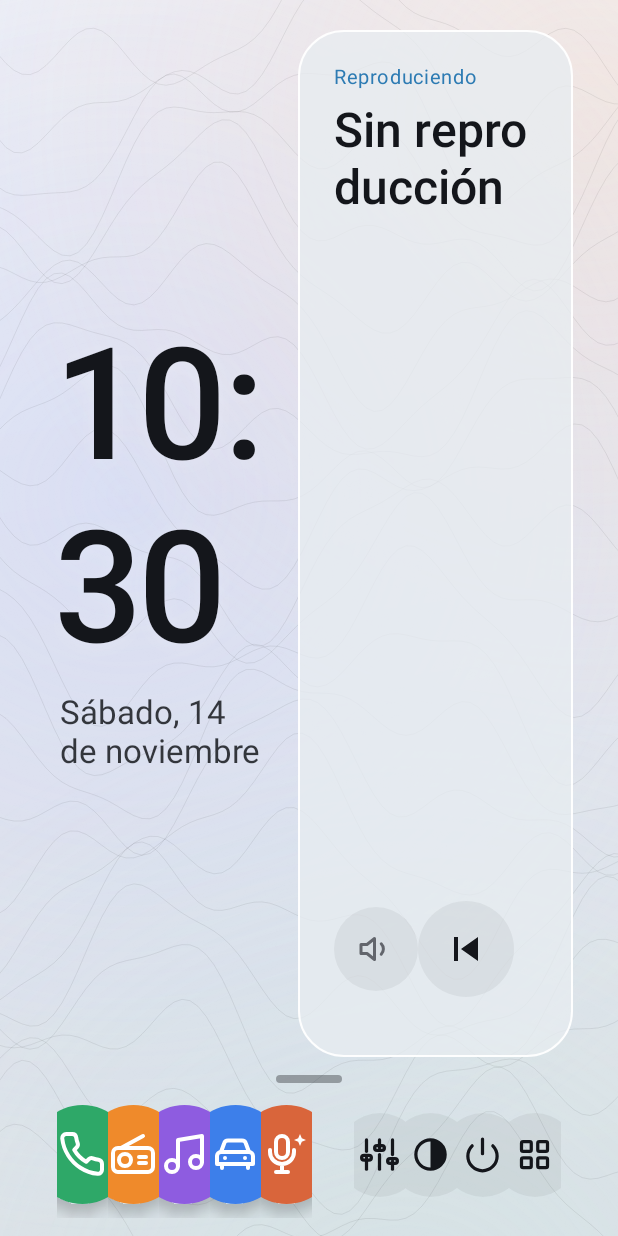
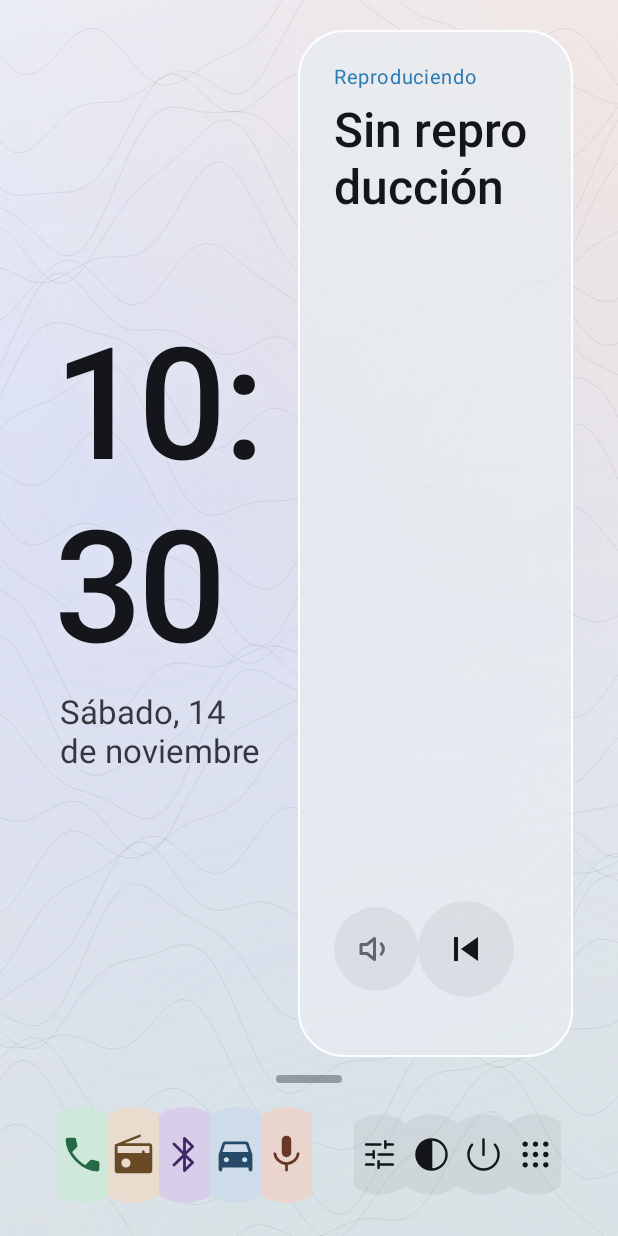
Before and after one commit to Xeracion/coche-launcher, an Android app: the screen it shows after launch (MainActivity), on a phone screen of 412 x 824 dp. Run offline under Robolectric (Android 15) with nearby library versions, the phone set to English and light mode, and no system bars.

Commit message:
Versión 27: iconos Material Symbols y colores suaves en el dock
Co-Authored-By: Claude Opus 5.5 <noreply@anthropic.com>
Claude-Session: https://claude.ai/code/session_016Cj4T6GLwPXdpMPJC4oySX

```diff
--- a/app/src/main/java/es/fran/cochelauncher/MainActivity.kt
+++ b/app/src/main/java/es/fran/cochelauncher/MainActivity.kt
@@ -480,20 +480,22 @@ class MainActivity : Activity() {
             setPadding(dp(8), 0, dp(8), 0)
         }
         val items = mutableListOf<View>()
+        // Tono de color de cada icono (0-360). Los colores salen apagados, al estilo
+        // de los iconos temáticos de Android: fondo suave y símbolo del mismo tono.
         val mainApps = listOf(
-            Triple(Slot.PHONE, R.drawable.ic_phone, 0xFF2EA868.toInt()),
-            Triple(Slot.RADIO, R.drawable.ic_radio, 0xFFEF8A2B.toInt()),
-            Triple(Slot.BTMUSIC, R.drawable.ic_music, 0xFF8E5CE0.toInt()),
-            Triple(Slot.AUTO, R.drawable.ic_car, 0xFF3D7FEA.toInt()),
+            Triple(Slot.PHONE, R.drawable.ms_call, 150f),
+            Triple(Slot.RADIO, R.drawable.ms_radio, 32f),
+            Triple(Slot.BTMUSIC, R.drawable.ms_bluetooth, 262f),
+            Triple(Slot.AUTO, R.drawable.ms_car, 208f),
         )
-        for ((slot, icon, color) in mainApps) {
+        for ((slot, icon, hue) in mainApps) {
             val app = Apps.resolve(this, slot)
-            items += dockItem(c, icon, slot.title, color,
+            items += dockItem(c, icon, slot.title, hue,
                 onClick = { Apps.launch(this, app) },
                 onLong = { pickApp(slot) })
         }
         // Asistente del móvil (Claude) por el manos libres.
-        items += dockItem(c, R.drawable.ic_assistant, "Asistente", 0xFFD9653B.toInt(),
+        items += dockItem(c, R.drawable.ms_mic, "Asistente", 16f,
             onClick = { assistant() },
             onLong = { pickAssistant() })
         val modeName = when (Theme.mode(this)) {
@@ -502,10 +504,10 @@ class MainActivity : Activity() {
             else -> "Modo automático"
         }
         val tools = listOf(
-            dockItem(c, R.drawable.ic_eq, "Ajustes", null, onClick = { startActivity(Intent(this, SoundActivity::class.java)) }),
-            dockItem(c, R.drawable.ic_theme, modeName, null, onClick = { cycleTheme() }),
-            dockItem(c, R.drawable.ic_power, "Apagar pantalla", null, onClick = { startActivity(Intent(this, BlackoutActivity::class.java)) }),
-            dockItem(c, R.drawable.ic_apps, "Todas las apps", null, onClick = { openApps() }),
+            dockItem(c, R.drawable.ms_tune, "Ajustes", null, onClick = { startActivity(Intent(this, SoundActivity::class.java)) }),
+            dockItem(c, R.drawable.ms_contrast, modeName, null, onClick = { cycleTheme() }),
+            dockItem(c, R.drawable.ms_power, "Apagar pantalla", null, onClick = { startActivity(Intent(this, BlackoutActivity::class.java)) }),
+            dockItem(c, R.drawable.ms_apps, "Todas las apps", null, onClick = { openApps() }),
         )
         for (v in items) dock.addView(v, LinearLayout.LayoutParams(0, -1, 1f))
         dock.addView(View(this), LinearLayout.LayoutParams(dp(28), 1))
@@ -517,22 +519,29 @@ class MainActivity : Activity() {
     }
 
     /**
-     * Icono redondo, como los de un móvil Android. Con color: círculo de color y glifo blanco.
-     * Sin color (herramientas): círculo translúcido y glifo del color del texto.
+     * Icono redondo, como los iconos temáticos de un móvil Android.
+     * Con tono: círculo de color suave y símbolo del mismo tono.
+     * Sin tono (herramientas): círculo translúcido y símbolo del color del texto.
      */
-    private fun dockItem(c: Palette, icon: Int, description: String, color: Int?,
+    private fun dockItem(c: Palette, icon: Int, description: String, hue: Float?,
                          onClick: () -> Unit, onLong: (() -> Unit)? = null): View {
         val box = FrameLayout(this)
-        val size = if (color != null) dp(66) else dp(56)
+        val size = if (hue != null) dp(64) else dp(54)
+        val bg = when {
+            hue == null -> c.chip
+            c.dark -> androidx.core.graphics.ColorUtils.HSLToColor(floatArrayOf(hue, 0.26f, 0.27f))
+            else -> androidx.core.graphics.ColorUtils.HSLToColor(floatArrayOf(hue, 0.38f, 0.86f))
+        }
+        val fg = when {
+            hue == null -> c.text
+            c.dark -> androidx.core.graphics.ColorUtils.HSLToColor(floatArrayOf(hue, 0.50f, 0.82f))
+            else -> androidx.core.graphics.ColorUtils.HSLToColor(floatArrayOf(hue, 0.45f, 0.28f))
+        }
         val circle = FrameLayout(this).apply {
             contentDescription = description
             background = GradientDrawable().apply {
                 shape = GradientDrawable.OVAL
-                setColor(color ?: c.chip)
-            }
-            if (color != null) {
-                elevation = dp(5).toFloat()
-                outlineProvider = ViewOutlineProvider.BACKGROUND
+                setColor(bg)
             }
             isClickable = true
             setOnClickListener { onClick() }
@@ -540,10 +549,11 @@ class MainActivity : Activity() {
             springy(0.86f)
         }
         box.addView(circle, FrameLayout.LayoutParams(size, size, Gravity.CENTER))
+        val glyph = if (hue != null) dp(30) else dp(26)
         circle.addView(ImageView(this).apply {
             setImageResource(icon)
-            setColorFilter(if (color != null) Color.WHITE else c.text, PorterDuff.Mode.SRC_IN)
-        }, FrameLayout.LayoutParams(if (color != null) dp(32) else dp(26), if (color != null) dp(32) else dp(26), Gravity.CENTER))
+            setColorFilter(fg, PorterDuff.Mode.SRC_IN)
+        }, FrameLayout.LayoutParams(glyph, glyph, Gravity.CENTER))
         return box
     }
 
--- /dev/null
+++ b/app/src/main/res/drawable/ms_apps.xml
@@ -0,0 +1,5 @@
+<vector xmlns:android="http://schemas.android.com/apk/res/android" android:width="24dp" android:height="24dp" android:viewportWidth="960" android:viewportHeight="960">
+    <group android:translateX="-0" android:translateY="960">
+        <path android:fillColor="#FFFFFFFF" android:pathData="M179-179q-19-19-19-47t19-47q19-19 47-19t47 19q19 19 19 47t-19 47q-19 19-47 19t-47-19Zm254 0q-19-19-19-47t19-47q19-19 47-19t47 19q19 19 19 47t-19 47q-19 19-47 19t-47-19Zm254 0q-19-19-19-47t19-47q19-19 47-19t47 19q19 19 19 47t-19 47q-19 19-47 19t-47-19ZM179-433q-19-19-19-47t19-47q19-19 47-19t47 19q19 19 19 47t-19 47q-19 19-47 19t-47-19Zm254 0q-19-19-19-47t19-47q19-19 47-19t47 19q19 19 19 47t-19 47q-19 19-47 19t-47-19Zm254 0q-19-19-19-47t19-47q19-19 47-19t47 19q19 19 19 47t-19 47q-19 19-47 19t-47-19ZM179-687q-19-19-19-47t19-47q19-19 47-19t47 19q19 19 19 47t-19 47q-19 19-47 19t-47-19Zm254 0q-19-19-19-47t19-47q19-19 47-19t47 19q19 19 19 47t-19 47q-19 19-47 19t-47-19Zm254 0q-19-19-19-47t19-47q19-19 47-19t47 19q19 19 19 47t-19 47q-19 19-47 19t-47-19Z"/>
+    </group>
+</vector>
--- /dev/null
+++ b/app/src/main/res/drawable/ms_bluetooth.xml
@@ -0,0 +1,5 @@
+<vector xmlns:android="http://schemas.android.com/apk/res/android" android:width="24dp" android:height="24dp" android:viewportWidth="960" android:viewportHeight="960">
+    <group android:translateX="-0" android:translateY="960">
+        <path android:fillColor="#FFFFFFFF" android:pathData="M450-136v-272L277-235q-9 9-21 9t-21-9q-9-9-9-21t9-21l203-203-203-203q-9-9-9-21t9-21q9-9 21-9t21 9l173 173v-272q0-14 9.5-22t20.5-8q5 0 10.5 2t10.5 7l172 172q5 5 7 10t2 11q0 6-2 11t-7 10L522-480l151 151q5 5 7 10t2 11q0 6-2 11t-7 10L501-115q-5 5-10.5 7t-10.5 2q-11 0-20.5-8t-9.5-22Zm60-416 100-100-100-98v198Zm0 342 100-98-100-100v198Z"/>
+    </group>
+</vector>
--- /dev/null
+++ b/app/src/main/res/drawable/ms_call.xml
@@ -0,0 +1,5 @@
+<vector xmlns:android="http://schemas.android.com/apk/res/android" android:width="24dp" android:height="24dp" android:viewportWidth="960" android:viewportHeight="960">
+    <group android:translateX="-0" android:translateY="960">
+        <path android:fillColor="#FFFFFFFF" android:pathData="M795-120q-116 0-236.5-56T335-335Q232-438 176-558.5T120-795q0-19 13-32t32-13h140q14 0 24 10t14 25l27 126q2 14-.5 25.5T359-634L259-533q26 44 55 82t64 72q37 38 78 69.5t86 55.5l95-98q10-11 23-15t26-2l119 26q15 4 25 16t10 27v135q0 19-13 32t-32 13Z"/>
+    </group>
+</vector>
--- /dev/null
+++ b/app/src/main/res/drawable/ms_car.xml
@@ -0,0 +1,5 @@
+<vector xmlns:android="http://schemas.android.com/apk/res/android" android:width="24dp" android:height="24dp" android:viewportWidth="960" android:viewportHeight="960">
+    <group android:translateX="-0" android:translateY="960">
+        <path android:fillColor="#FFFFFFFF" android:pathData="M200-204v44q0 16.67-11.74 28.33Q176.53-120 159.76-120q-16.76 0-28.26-11.67Q120-143.33 120-160v-304q0-4.67.5-9.33.5-4.67 2.5-9.67l78-236q6-19 21.75-30T258-760h444q19.5 0 35.25 11T759-719l78 236q2 5 2.5 9.67.5 4.66.5 9.33v304q0 16.67-11.74 28.33Q816.53-120 799.76-120 783-120 771-131.96T759-161v-43H200Zm3-330h554l-55-166H258l-55 166Zm82.76 220q23.24 0 38.74-15.75Q340-345.5 340-368q0-23.33-15.75-39.67Q308.5-424 286-424q-23.33 0-39.67 16.26Q230-391.47 230-368.24q0 23.24 16.26 38.74 16.27 15.5 39.5 15.5ZM675-314q23.33 0 39.67-15.75Q731-345.5 731-368q0-23.33-16.26-39.67Q698.47-424 675.24-424q-23.24 0-38.74 16.26-15.5 16.27-15.5 39.5 0 23.24 15.75 38.74Q652.5-314 675-314Z"/>
+    </group>
+</vector>
--- /dev/null
+++ b/app/src/main/res/drawable/ms_contrast.xml
@@ -0,0 +1,5 @@
+<vector xmlns:android="http://schemas.android.com/apk/res/android" android:width="24dp" android:height="24dp" android:viewportWidth="960" android:viewportHeight="960">
+    <group android:translateX="-0" android:translateY="960">
+        <path android:fillColor="#FFFFFFFF" android:pathData="M324-111.5Q251-143 197-197t-85.5-127Q80-397 80-480t31.5-156Q143-709 197-763t127-85.5Q397-880 480-880t156 31.5Q709-817 763-763t85.5 127Q880-563 880-480t-31.5 156Q817-251 763-197t-127 85.5Q563-80 480-80t-156-31.5ZM500-140q137-10 228.5-106T820-480q0-138-91.5-234T500-820v680Z"/>
+    </group>
+</vector>
--- /dev/null
+++ b/app/src/main/res/drawable/ms_mic.xml
@@ -0,0 +1,5 @@
+<vector xmlns:android="http://schemas.android.com/apk/res/android" android:width="24dp" android:height="24dp" android:viewportWidth="960" android:viewportHeight="960">
+    <group android:translateX="-0" android:translateY="960">
+        <path android:fillColor="#FFFFFFFF" android:pathData="M408-453.92q-29-30.91-29-75.08v-251q0-41.67 29.44-70.83Q437.88-880 479.94-880t71.56 29.17Q581-821.67 581-780v251q0 44.17-29 75.08Q523-423 480-423t-72-30.92ZM450-150v-106q-96-11-166.5-77.5T202-498q-2-12.85 6.59-21.93 8.6-9.07 21.5-9.07 12.91 0 21.41 9t10.5 22q12 81 74.71 132.5Q399.42-314 479.65-314q81.35 0 143.85-51.5T698-498q2-13 10.68-22 8.67-9 21.5-9 12.82 0 21.32 9.07 8.5 9.08 6.5 21.93-11 97-81 164t-167 78v106q0 12.75-8.68 21.37-8.67 8.63-21.5 8.63-12.82 0-21.32-8.63-8.5-8.62-8.5-21.37Z"/>
+    </group>
+</vector>
--- /dev/null
+++ b/app/src/main/res/drawable/ms_power.xml
@@ -0,0 +1,5 @@
+<vector xmlns:android="http://schemas.android.com/apk/res/android" android:width="24dp" android:height="24dp" android:viewportWidth="960" android:viewportHeight="960">
+    <group android:translateX="-0" android:translateY="960">
+        <path android:fillColor="#FFFFFFFF" android:pathData="M480-80q-82 0-155-31.5t-127.5-86Q143-252 111.5-325T80-480q0-75 26-142t72-120q9-11 21-10.5t20 8.5q8 8 10.5 20t-8.5 24q-38 45-59.5 101T140-480q0 141 99.5 240.5T480-140q142 0 241-99.5T820-480q0-63-21-119t-59-101q-11-12-9-24t10-20q8-8 20-8.5t21 10.5q46 53 72 120t26 142q0 82-31.5 155T763-197.5q-54 54.5-127 86T480-80Zm-21.5-368.5Q450-457 450-470v-380q0-13 8.5-21.5T480-880q13 0 21.5 8.5T510-850v380q0 13-8.5 21.5T480-440q-13 0-21.5-8.5Z"/>
+    </group>
+</vector>
--- /dev/null
+++ b/app/src/main/res/drawable/ms_radio.xml
@@ -0,0 +1,5 @@
+<vector xmlns:android="http://schemas.android.com/apk/res/android" android:width="24dp" android:height="24dp" android:viewportWidth="960" android:viewportHeight="960">
+    <group android:translateX="-0" android:translateY="960">
+        <path android:fillColor="#FFFFFFFF" android:pathData="M140-80q-24 0-42-18t-18-42v-554l521-210q10.59-5 20.79-.5Q632-900 636-889t-.18 21.12Q631.64-857.75 621-854L286-720h534q24 0 42 18t18 42v520q0 24-18 42t-42 18H140Zm248-151.18q28-28.19 28-69Q416-341 387.82-369q-28.19-28-69-28Q278-397 250-368.82q-28 28.19-28 69Q222-259 250.18-231q28.19 28 69 28Q360-203 388-231.18ZM140-510h520v-30.18q0-12.82 8.68-21.32 8.67-8.5 21.5-8.5 12.82 0 21.32 8.62 8.5 8.63 8.5 21.38v30h100v-150H140v150Z"/>
+    </group>
+</vector>
--- /dev/null
+++ b/app/src/main/res/drawable/ms_tune.xml
@@ -0,0 +1,5 @@
+<vector xmlns:android="http://schemas.android.com/apk/res/android" android:width="24dp" android:height="24dp" android:viewportWidth="960" android:viewportHeight="960">
+    <group android:translateX="-0" android:translateY="960">
+        <path android:fillColor="#FFFFFFFF" android:pathData="M435.5-128.63Q427-137.25 427-150v-165q0-12.75 8.68-21.38 8.67-8.62 21.5-8.62 12.82 0 21.32 8.62 8.5 8.63 8.5 21.38v53h323q12.75 0 21.38 8.68 8.62 8.67 8.62 21.5 0 12.82-8.62 21.32-8.63 8.5-21.38 8.5H487v52q0 12.75-8.68 21.37-8.67 8.63-21.5 8.63-12.82 0-21.32-8.63ZM150-202q-12.75 0-21.37-8.68-8.63-8.67-8.63-21.5 0-12.82 8.63-21.32 8.62-8.5 21.37-8.5h187q12.75 0 21.38 8.68 8.62 8.67 8.62 21.5 0 12.82-8.62 21.32-8.63 8.5-21.38 8.5H150Zm165.5-174.63Q307-385.25 307-398v-52H150q-12.75 0-21.37-8.68-8.63-8.67-8.63-21.5 0-12.82 8.63-21.32 8.62-8.5 21.37-8.5h157v-54q0-12.75 8.68-21.38 8.67-8.62 21.5-8.62 12.82 0 21.32 8.62 8.5 8.63 8.5 21.38v166q0 12.75-8.68 21.37-8.67 8.63-21.5 8.63-12.82 0-21.32-8.63ZM457-450q-12.75 0-21.37-8.68-8.63-8.67-8.63-21.5 0-12.82 8.63-21.32 8.62-8.5 21.37-8.5h353q12.75 0 21.38 8.68 8.62 8.67 8.62 21.5 0 12.82-8.62 21.32-8.63 8.5-21.38 8.5H457Zm144.5-173.63Q593-632.25 593-645v-165q0-12.75 8.68-21.38 8.67-8.62 21.5-8.62 12.82 0 21.32 8.62 8.5 8.63 8.5 21.38v52h157q12.75 0 21.38 8.68 8.62 8.67 8.62 21.5 0 12.82-8.62 21.32-8.63 8.5-21.38 8.5H653v53q0 12.75-8.68 21.37-8.67 8.63-21.5 8.63-12.82 0-21.32-8.63ZM150-698q-12.75 0-21.37-8.68-8.63-8.67-8.63-21.5 0-12.82 8.63-21.32 8.62-8.5 21.37-8.5h353q12.75 0 21.38 8.68 8.62 8.67 8.62 21.5 0 12.82-8.62 21.32-8.63 8.5-21.38 8.5H150Z"/>
+    </group>
+</vector>
```
Also changed, not shown: 1 other file.
